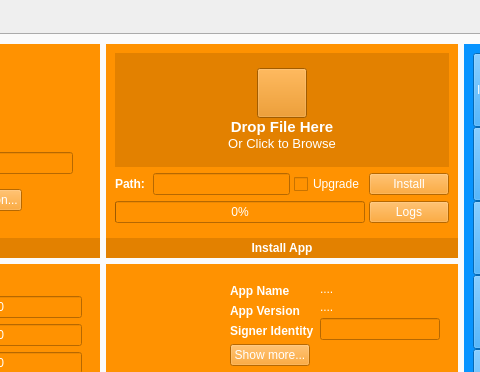
Old version of the form Src/mainwindow.ui in the repository hazmi-e205/iDebugTool; both pictures show x 621 to 1101 and y 0 to 372 of the 1212 by 724 pixel window.
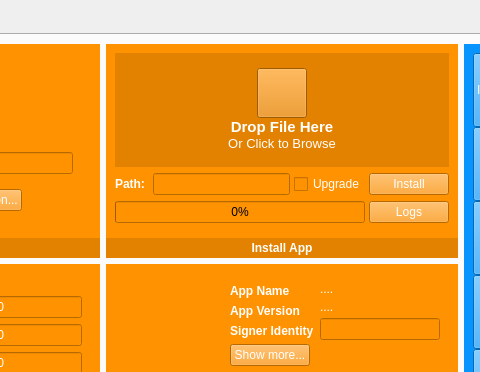
New version of the form. Icons and pictures are not drawn.

Commit message: +implement install status ui

```diff
--- a/Src/mainwindow.ui
+++ b/Src/mainwindow.ui
@@ -841,6 +841,9 @@
                                 <verstretch>0</verstretch>
                                </sizepolicy>
                               </property>
+                              <property name="styleSheet">
+                               <string notr="true">color: rgb(0, 0, 0);</string>
+                              </property>
                               <property name="value">
                                <number>0</number>
                               </property>
```
The commit also changes 6 other files.
